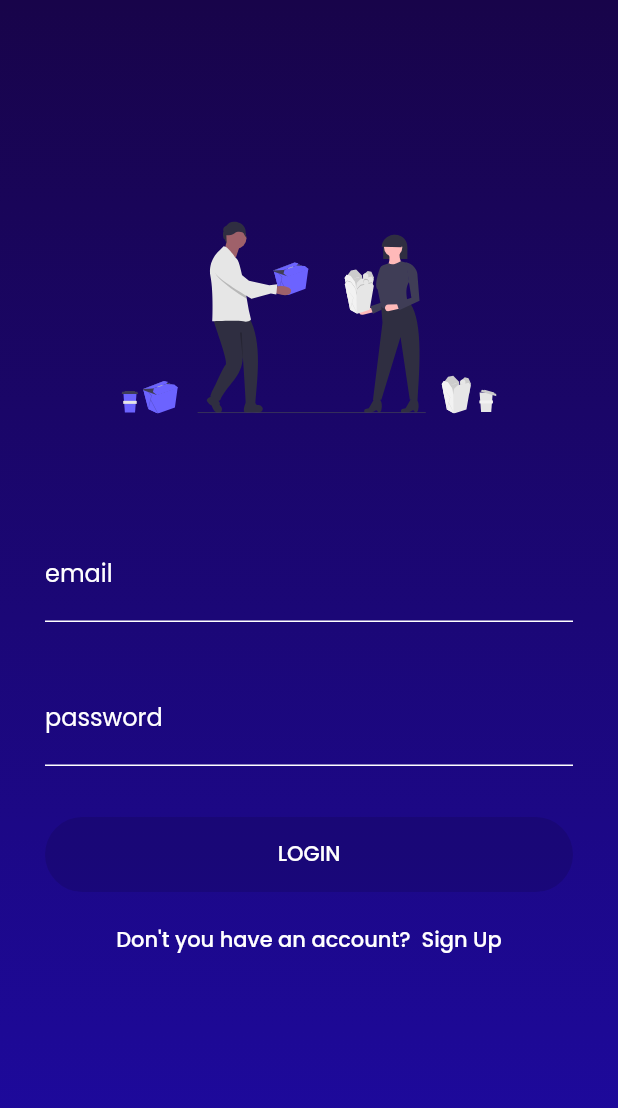
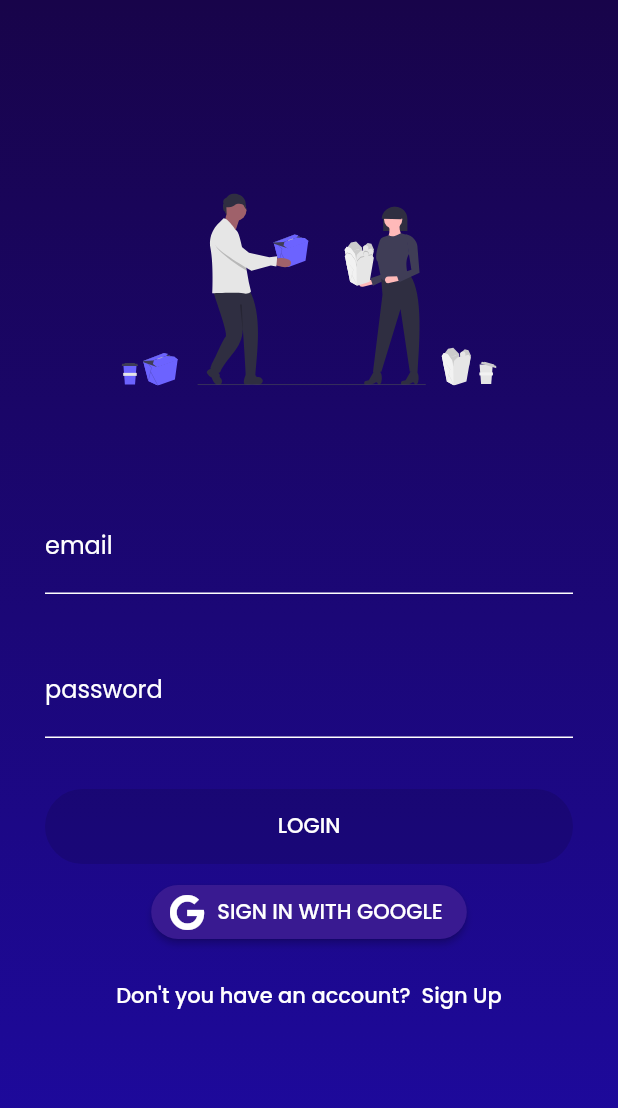
Before and after one commit to NestorDevs/asap-app, a Flutter app: the screen it shows after launch, after a tap on "Go to Login", on a phone screen of 412 x 824 dp. Shown: the top 1108 px of the screen. Run offline on Flutter 3.47's test engine with Material 2 defaults, Android fonts, the phone set to English and light mode, and no system bars; our stand-ins replace bloc, equatable, firebase_auth, firebase_core, flutter_bloc, flutter_svg and 4 more; missing offline and left inert: pedantic; accounts and stored records are empty; project files that could hold a hidden picture were left out.

Commit message:
add google login

```diff
--- a/lib/app/ui/login/widgets/login_form.dart
+++ b/lib/app/ui/login/widgets/login_form.dart
@@ -1,6 +1,7 @@
 import 'package:asap_app/app/ui/widgets/image_landing.dart';
 import 'package:flutter/material.dart';
 import 'package:flutter_bloc/flutter_bloc.dart';
+import 'package:font_awesome_flutter/font_awesome_flutter.dart';
 import 'package:formz/formz.dart';
 
 import '../../singup/signup_page.dart';
@@ -32,6 +33,8 @@ class LoginForm extends StatelessWidget {
               _PasswordInput(),
               const SizedBox(height: 8.0),
               _LoginButton(),
+              const SizedBox(height: 8.0),
+              _GoogleLoginButton(),
               const SizedBox(height: 8.0),
               _SignUpButton(),
             ],
@@ -120,6 +123,28 @@ class _LoginButton extends StatelessWidget {
   }
 }
 
+class _GoogleLoginButton extends StatelessWidget {
+  @override
+  Widget build(BuildContext context) {
+    final theme = Theme.of(context);
+    return ElevatedButton.icon(
+      key: const Key('loginForm_googleLogin_raisedButton'),
+      label: const Text(
+        'SIGN IN WITH GOOGLE',
+        style: TextStyle(color: Colors.white),
+      ),
+      style: ElevatedButton.styleFrom(
+        shape: RoundedRectangleBorder(
+          borderRadius: BorderRadius.circular(30.0),
+        ),
+        primary: theme.accentColor,
+      ),
+      icon: const Icon(FontAwesomeIcons.google, color: Colors.white),
+      onPressed: () => context.read<LoginCubit>().logInWithGoogle(),
+    );
+  }
+}
+
 class _SignUpButton extends StatelessWidget {
   @override
   Widget build(BuildContext context) {
--- a/packages/authentication_repository/lib/src/authentication_repository.dart
+++ b/packages/authentication_repository/lib/src/authentication_repository.dart
@@ -1,29 +1,49 @@
 import 'dart:async';
 
 import 'package:firebase_auth/firebase_auth.dart' as firebase_auth;
+import 'package:google_sign_in/google_sign_in.dart';
 import 'package:meta/meta.dart';
 
 import 'models/models.dart';
 
 class SignUpFailure implements Exception {}
 
+/// Thrown during the login process if a failure occurs.
 class LogInWithEmailAndPasswordFailure implements Exception {}
 
+/// Thrown during the sign in with google process if a failure occurs.
+class LogInWithGoogleFailure implements Exception {}
+
+/// Thrown during the logout process if a failure occurs.
 class LogOutFailure implements Exception {}
 
+/// {@template authentication_repository}
+/// Repository which manages user authentication.
+/// {@endtemplate}
 class AuthenticationRepository {
+  /// {@macro authentication_repository}
   AuthenticationRepository({
     firebase_auth.FirebaseAuth firebaseAuth,
-  }) : _firebaseAuth = firebaseAuth ?? firebase_auth.FirebaseAuth.instance;
+    GoogleSignIn googleSignIn,
+  })  : _firebaseAuth = firebaseAuth ?? firebase_auth.FirebaseAuth.instance,
+        _googleSignIn = googleSignIn ?? GoogleSignIn.standard();
 
   final firebase_auth.FirebaseAuth _firebaseAuth;
+  final GoogleSignIn _googleSignIn;
 
+  /// Stream of [User] which will emit the current user when
+  /// the authentication state changes.
+  ///
+  /// Emits [User.empty] if the user is not authenticated.
   Stream<User> get user {
     return _firebaseAuth.authStateChanges().map((firebaseUser) {
       return firebaseUser == null ? User.empty : firebaseUser.toUser;
     });
   }
 
+  /// Creates a new user with the provided [email] and [password].
+  ///
+  /// Throws a [SignUpFailure] if an exception occurs.
   Future<void> signUp({
     @required String email,
     @required String password,
@@ -39,6 +59,26 @@ class AuthenticationRepository {
     }
   }
 
+  /// Starts the Sign In with Google Flow.
+  ///
+  /// Throws a [LogInWithGoogleFailure] if an exception occurs.
+  Future<void> logInWithGoogle() async {
+    try {
+      final googleUser = await _googleSignIn.signIn();
+      final googleAuth = await googleUser.authentication;
+      final credential = firebase_auth.GoogleAuthProvider.credential(
+        accessToken: googleAuth.accessToken,
+        idToken: googleAuth.idToken,
+      );
+      await _firebaseAuth.signInWithCredential(credential);
+    } on Exception {
+      throw LogInWithGoogleFailure();
+    }
+  }
+
+  /// Signs in with the provided [email] and [password].
+  ///
+  /// Throws a [LogInWithEmailAndPasswordFailure] if an exception occurs.
   Future<void> logInWithEmailAndPassword({
     @required String email,
     @required String password,
@@ -54,10 +94,15 @@ class AuthenticationRepository {
     }
   }
 
+  /// Signs out the current user which will emit
+  /// [User.empty] from the [user] Stream.
+  ///
+  /// Throws a [LogOutFailure] if an exception occurs.
   Future<void> logOut() async {
     try {
       await Future.wait([
         _firebaseAuth.signOut(),
+        _googleSignIn.signOut(),
       ]);
     } on Exception {
       throw LogOutFailure();
@@ -67,6 +112,9 @@ class AuthenticationRepository {
 
 extension on firebase_auth.User {
   User get toUser {
-    return User(id: uid, email: email);
+    return User(
+      id: uid,
+      email: email,
+    );
   }
 }
--- a/packages/authentication_repository/pubspec.yaml
+++ b/packages/authentication_repository/pubspec.yaml
@@ -11,6 +11,7 @@ dependencies:
   equatable: ^1.2.3
   firebase_auth: ^0.18.0+1
   firebase_core: ^0.5.0
+  google_sign_in: ^4.5.4
   meta: ^1.1.8
 
 dev_dependencies:
```
Also changed, not shown: lib/app/ui/login/cubit/login_cubit.dart (+12 -0 lines), packages/authentication_repository/pubspec.lock, pubspec.lock.
